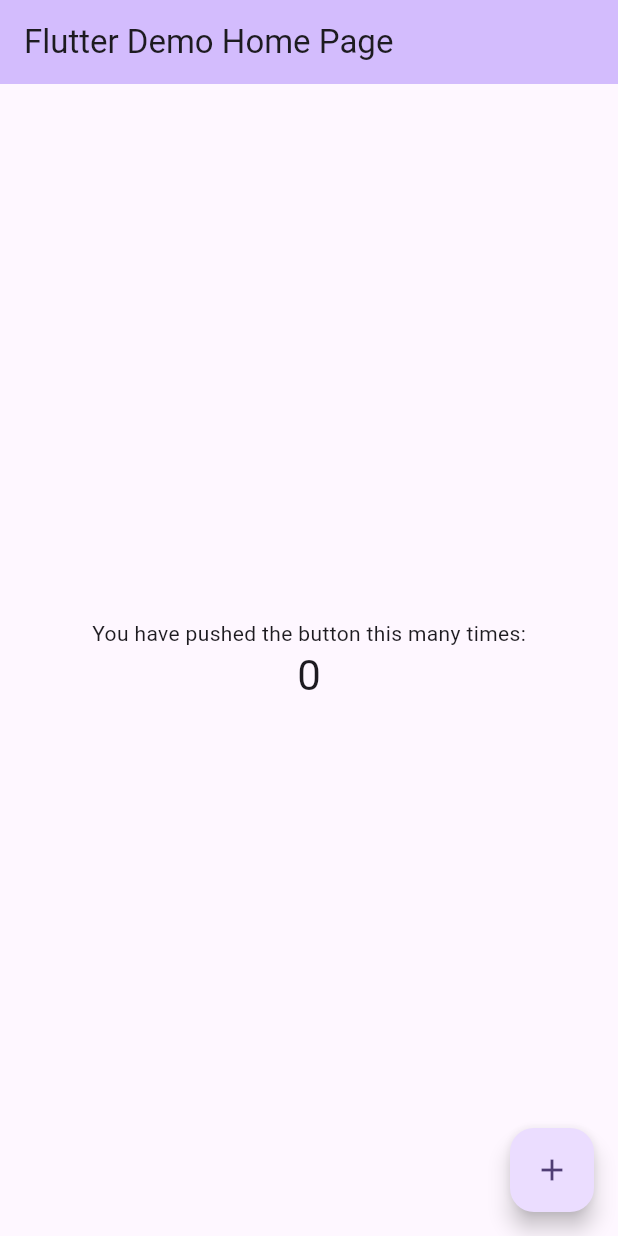
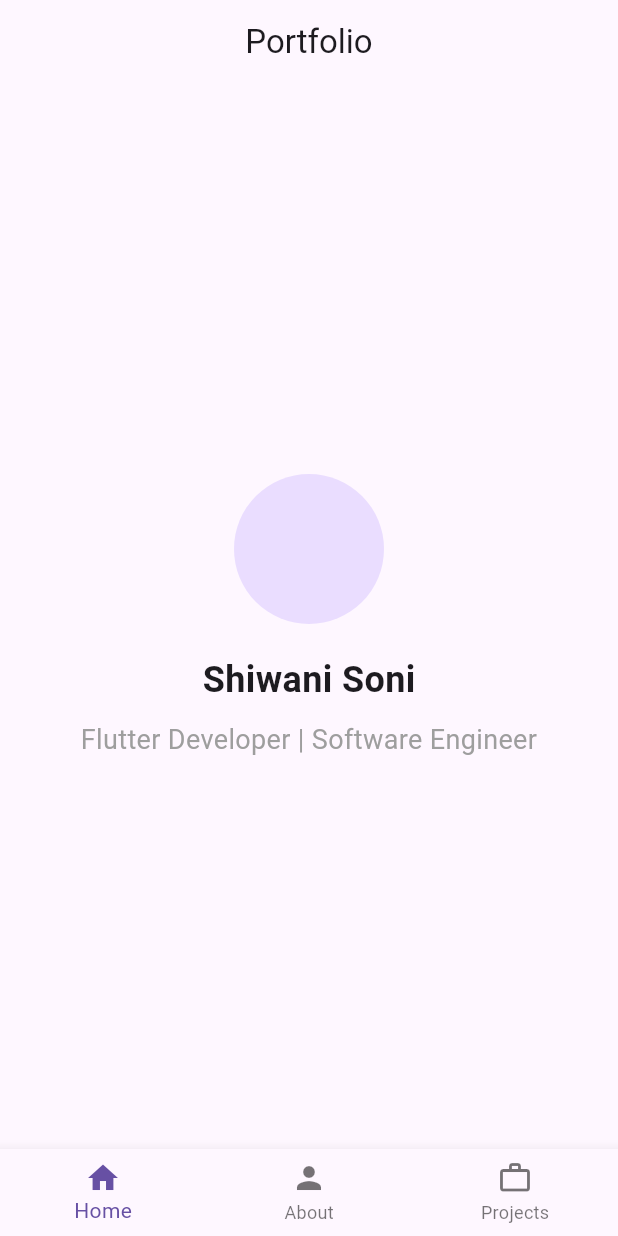
Before and after one commit to shiwani08/Portfolio_App, a Flutter app: the screen it shows after launch, on a phone screen of 412 x 824 dp. Run offline on Flutter 3.47's test engine with Material 3 defaults, Android fonts, the light colour scheme and no system bars.

Commit message:
Screens and UI added

```diff
--- a/lib/main.dart
+++ b/lib/main.dart
@@ -1,4 +1,7 @@
 import 'package:flutter/material.dart';
+import 'package:portfolio_app/screens/homeScreen.dart';
+import 'package:portfolio_app/screens/aboutScreen.dart';
+import 'package:portfolio_app/screens/projectsScreen.dart';
 
 void main() {
   runApp(const MyApp());
@@ -7,119 +10,10 @@
 class MyApp extends StatelessWidget {
   const MyApp({super.key});
 
-  // This widget is the root of your application.
   @override
   Widget build(BuildContext context) {
-    return MaterialApp(
-      title: 'Flutter Demo',
-      theme: ThemeData(
-        // This is the theme of your application.
-        //
-        // TRY THIS: Try running your application with "flutter run". You'll see
-        // the application has a purple toolbar. Then, without quitting the app,
-        // try changing the seedColor in the colorScheme below to Colors.green
-        // and then invoke "hot reload" (save your changes or press the "hot
-        // reload" button in a Flutter-supported IDE, or press "r" if you used
-        // the command line to start the app).
-        //
-        // Notice that the counter didn't reset back to zero; the application
-        // state is not lost during the reload. To reset the state, use hot
-        // restart instead.
-        //
-        // This works for code too, not just values: Most code changes can be
-        // tested with just a hot reload.
-        colorScheme: ColorScheme.fromSeed(seedColor: Colors.deepPurple),
-        useMaterial3: true,
-      ),
-      home: const MyHomePage(title: 'Flutter Demo Home Page'),
+    return const MaterialApp(
+      home: HomeScreen(),
     );
   }
 }
-
-class MyHomePage extends StatefulWidget {
-  const MyHomePage({super.key, required this.title});
-
-  // This widget is the home page of your application. It is stateful, meaning
-  // that it has a State object (defined below) that contains fields that affect
-  // how it looks.
-
-  // This class is the configuration for the state. It holds the values (in this
-  // case the title) provided by the parent (in this case the App widget) and
-  // used by the build method of the State. Fields in a Widget subclass are
-  // always marked "final".
-
-  final String title;
-
-  @override
-  State<MyHomePage> createState() => _MyHomePageState();
-}
-
-class _MyHomePageState extends State<MyHomePage> {
-  int _counter = 0;
-
-  void _incrementCounter() {
-    setState(() {
-      // This call to setState tells the Flutter framework that something has
-      // changed in this State, which causes it to rerun the build method below
-      // so that the display can reflect the updated values. If we changed
-      // _counter without calling setState(), then the build method would not be
-      // called again, and so nothing would appear to happen.
-      _counter++;
-    });
-  }
-
-  @override
-  Widget build(BuildContext context) {
-    // This method is rerun every time setState is called, for instance as done
-    // by the _incrementCounter method above.
-    //
-    // The Flutter framework has been optimized to make rerunning build methods
-    // fast, so that you can just rebuild anything that needs updating rather
-    // than having to individually change instances of widgets.
-    return Scaffold(
-      appBar: AppBar(
-        // TRY THIS: Try changing the color here to a specific color (to
-        // Colors.amber, perhaps?) and trigger a hot reload to see the AppBar
-        // change color while the other colors stay the same.
-        backgroundColor: Theme.of(context).colorScheme.inversePrimary,
-        // Here we take the value from the MyHomePage object that was created by
-        // the App.build method, and use it to set our appbar title.
-        title: Text(widget.title),
-      ),
-      body: Center(
-        // Center is a layout widget. It takes a single child and positions it
-        // in the middle of the parent.
-        child: Column(
-          // Column is also a layout widget. It takes a list of children and
-          // arranges them vertically. By default, it sizes itself to fit its
-          // children horizontally, and tries to be as tall as its parent.
-          //
-          // Column has various properties to control how it sizes itself and
-          // how it positions its children. Here we use mainAxisAlignment to
-          // center the children vertically; the main axis here is the vertical
-          // axis because Columns are vertical (the cross axis would be
-          // horizontal).
-          //
-          // TRY THIS: Invoke "debug painting" (choose the "Toggle Debug Paint"
-          // action in the IDE, or press "p" in the console), to see the
-          // wireframe for each widget.
-          mainAxisAlignment: MainAxisAlignment.center,
-          children: <Widget>[
-            const Text(
-              'You have pushed the button this many times:',
-            ),
-            Text(
-              '$_counter',
-              style: Theme.of(context).textTheme.headlineMedium,
-            ),
-          ],
-        ),
-      ),
-      floatingActionButton: FloatingActionButton(
-        onPressed: _incrementCounter,
-        tooltip: 'Increment',
-        child: const Icon(Icons.add),
-      ), // This trailing comma makes auto-formatting nicer for build methods.
-    );
-  }
-}
--- /dev/null
+++ b/lib/screens/homeScreen.dart
@@ -0,0 +1,77 @@
+import 'package:flutter/material.dart';
+import 'package:portfolio_app/screens/aboutScreen.dart';
+import 'package:portfolio_app/screens/projectsScreen.dart';
+
+class HomeScreen extends StatefulWidget {
+  const HomeScreen({super.key});
+
+  @override
+  State<HomeScreen> createState() => _HomeScreenState();
+}
+
+class _HomeScreenState extends State<HomeScreen> {
+  int _currentIndex = 0;
+
+  // Correctly define screens without referencing HomeScreen recursively
+  final List<Widget> _screens = [
+    const Center(
+      child: Column(
+        mainAxisAlignment: MainAxisAlignment.center,
+        children: [
+          CircleAvatar(
+            radius: 50,
+            // backgroundImage: Icon(Icons.girl) // Add your image
+          ),
+          SizedBox(height: 20),
+          Text(
+            'Shiwani Soni',
+            style: TextStyle(fontSize: 24, fontWeight: FontWeight.bold),
+          ),
+          SizedBox(height: 10),
+          Text(
+            'Flutter Developer | Software Engineer',
+            textAlign: TextAlign.center,
+            style: TextStyle(fontSize: 18, color: Colors.grey),
+          ),
+        ],
+      ),
+    ),
+    const AboutScreen(),
+    const ProjectsScreen(),
+  ];
+
+  @override
+  Widget build(BuildContext context) {
+    return Scaffold(
+      appBar: AppBar(
+        centerTitle: true,
+        title: const Text(
+          "Portfolio",
+        ),
+      ),
+      body: _screens[_currentIndex],
+      bottomNavigationBar: BottomNavigationBar(
+        currentIndex: _currentIndex,
+        onTap: (index) {
+          setState(() {
+            _currentIndex = index;
+          });
+        },
+        items: const [
+          BottomNavigationBarItem(
+            icon: Icon(Icons.home),
+            label: 'Home',
+          ),
+          BottomNavigationBarItem(
+            icon: Icon(Icons.person),
+            label: 'About',
+          ),
+          BottomNavigationBarItem(
+            icon: Icon(Icons.work_outline),
+            label: 'Projects',
+          ),
+        ],
+      ),
+    );
+  }
+}
```
Also changed, not shown: lib/screens/aboutScreen.dart (added, +51 -0 lines), lib/screens/projectsScreen.dart (added, +94 -0 lines), 1 other file.
